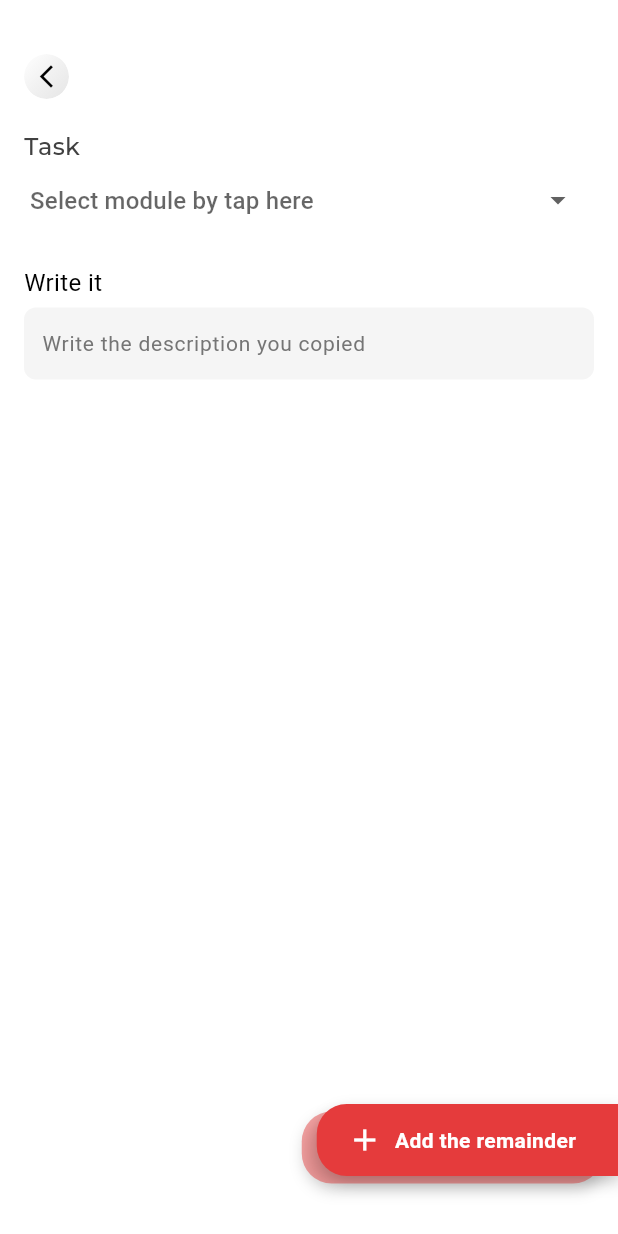
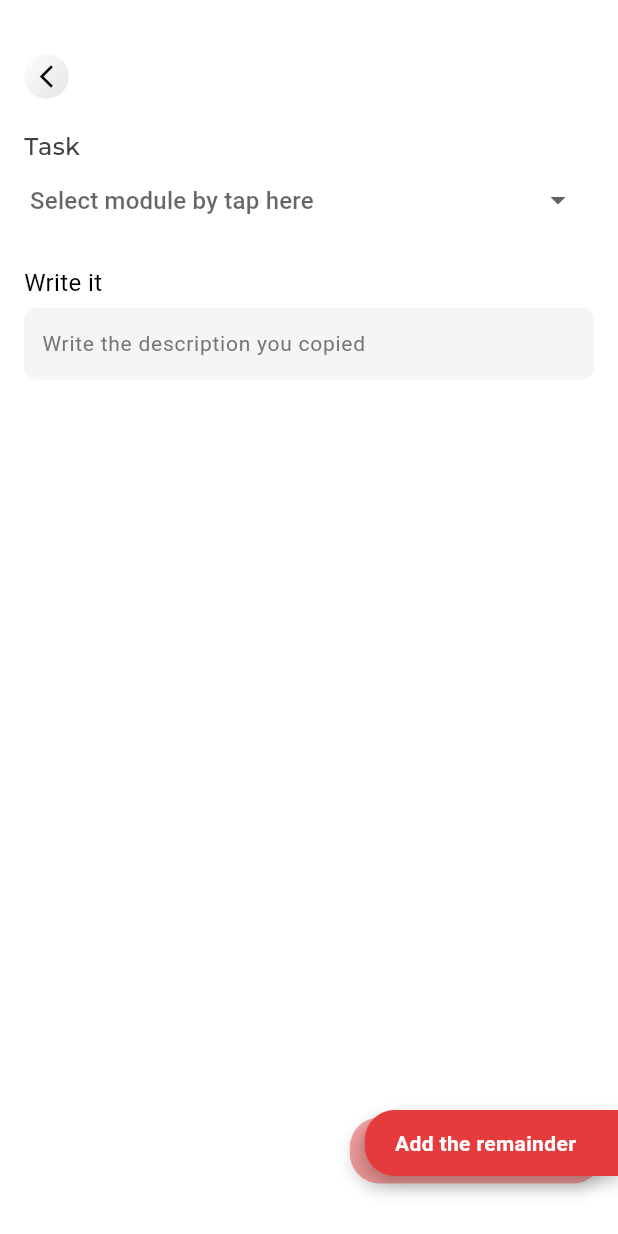
Before and after one commit to abhijithms1213/ReviewRush, a Flutter app: the TaskCreationScreen screen opened directly, on a phone screen of 412 x 824 dp. Run offline on Flutter 3.47's test engine with Material 3 defaults, Android fonts, the phone set to English and light mode, and no system bars; our stand-ins replace google_fonts; Roboto replaces fonts that are missing (Khula).

```diff
--- a/reviewrush/lib/features/home/presentation/screens/task_creation_ui.dart
+++ b/reviewrush/lib/features/home/presentation/screens/task_creation_ui.dart
@@ -13,7 +13,17 @@ class TaskCreationScreen extends StatelessWidget {
 
     return Scaffold(
       backgroundColor: const Color.fromARGB(253, 255, 255, 255),
-      body: Stack(
+      body: Container(
+        // height: screenHeight,
+        width: double.infinity,
+        decoration: const BoxDecoration(
+            // image: DecorationImage(
+            //   fit: BoxFit.fill,
+            //   alignment: AlignmentDirectional(0, -1),
+            //   image: AssetImage('https://img.freepik.com/free-vector/clean-minimalist-white-background-design_1017-39169.jpg?semt=ais_hybrid'),
+            // ),
+            ),
+        child: Stack(
           fit: StackFit.expand,
           children: [
             Padding(
@@ -119,8 +129,8 @@ class TaskCreationScreen extends StatelessWidget {
                           ),
                           border: InputBorder.none,
                         ),
-                      style:
-                          GoogleFonts.khula(fontSize: 16, color: Colors.black),
+                        style: GoogleFonts.khula(
+                            fontSize: 16, color: Colors.black),
                         maxLines: null,
                         keyboardType: TextInputType.multiline,
                       ),
@@ -149,12 +159,11 @@ class TaskCreationScreen extends StatelessWidget {
                     ),
                   ],
                 ),
-              padding: const EdgeInsets.symmetric(vertical: 12, horizontal: 20),
+                padding:
+                    const EdgeInsets.symmetric(vertical: 12, horizontal: 20),
                 child: const Row(
                   mainAxisSize: MainAxisSize.min,
                   children: [
-                  Icon(Icons.add, color: Colors.white),
-                  SizedBox(width: 8),
                     Text(
                       "Add the remainder",
                       style: TextStyle(
@@ -172,7 +181,7 @@ class TaskCreationScreen extends StatelessWidget {
               right: 0,
               child: Container(
                 decoration: BoxDecoration(
-                color: const Color.fromARGB(255,229,59,60),
+                  color: const Color.fromARGB(255, 229, 59, 60),
                   borderRadius: const BorderRadius.only(
                     topLeft: Radius.circular(20),
                     bottomLeft: Radius.circular(20),
@@ -185,12 +194,11 @@ class TaskCreationScreen extends StatelessWidget {
                     ),
                   ],
                 ),
-              padding: const EdgeInsets.symmetric(vertical: 12, horizontal: 20),
+                padding:
+                    const EdgeInsets.symmetric(vertical: 12, horizontal: 20),
                 child: const Row(
                   mainAxisSize: MainAxisSize.min,
                   children: [
-                  Icon(Icons.add, color: Colors.white),
-                  SizedBox(width: 8),
                     Text(
                       "Add the remainder",
                       style: TextStyle(
@@ -205,6 +213,7 @@ class TaskCreationScreen extends StatelessWidget {
             ),
           ],
         ),
+      ),
     );
   }
 }
```
Lines whose indentation alone changed are shown as unchanged.
